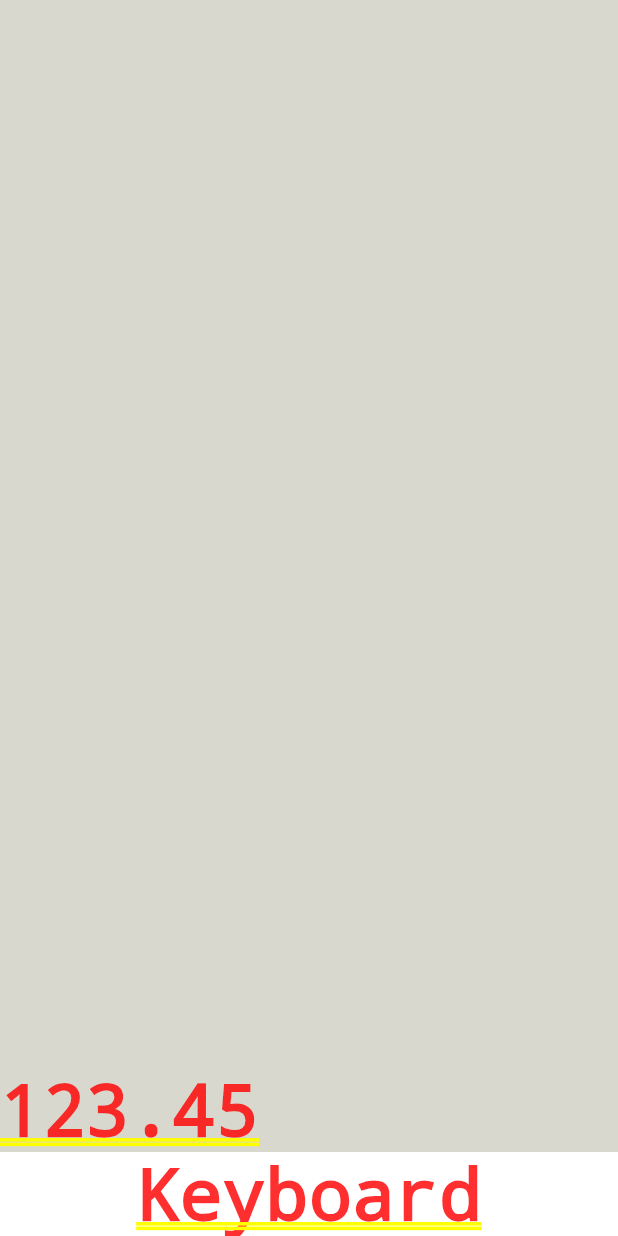
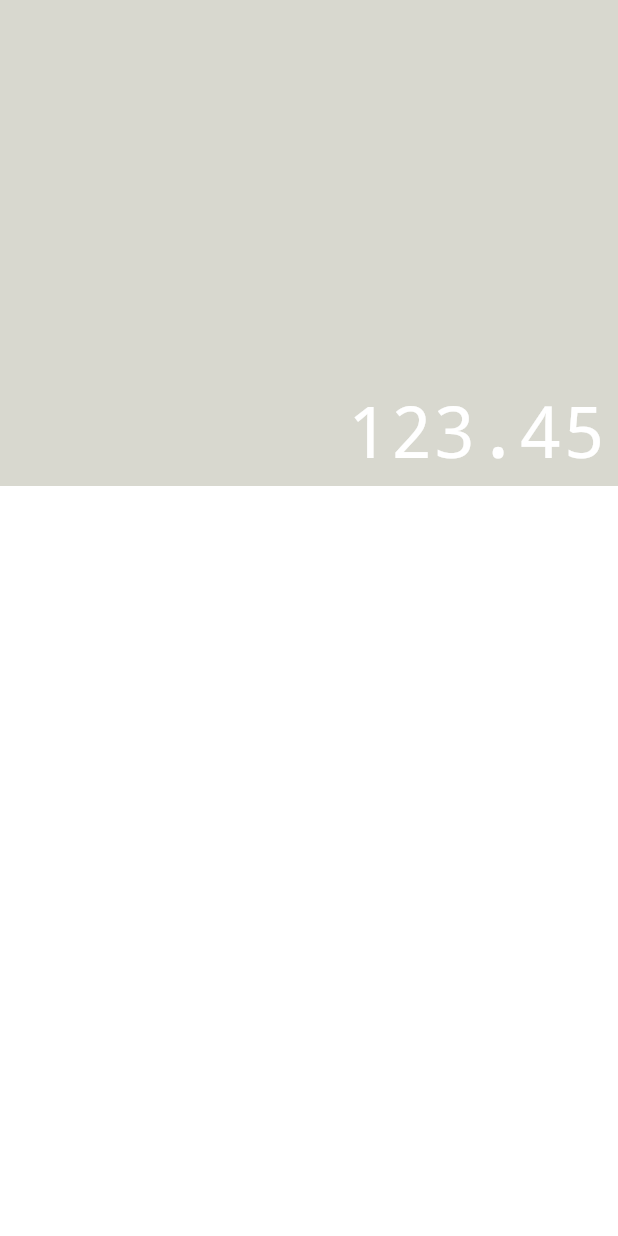
Before and after one commit to Eduardo-Alves-de-Sousa/Calculator_dart, a Flutter app: the screen it shows after launch, on a phone screen of 412 x 824 dp. Run offline on Flutter 3.47's test engine with Material 3 defaults, Android fonts, the phone set to English and light mode, and no system bars; drawn by our look-alikes of auto_size_text.

Commit message:
Adicionando: classe para os números

```diff
--- a/lib/components/display.dart
+++ b/lib/components/display.dart
@@ -1,4 +1,5 @@
 import 'package:flutter/material.dart';
+import 'package:auto_size_text/auto_size_text.dart';
 
 class Display extends StatelessWidget {
 
@@ -16,7 +17,21 @@ class Display extends StatelessWidget {
           mainAxisAlignment: MainAxisAlignment.end,
           crossAxisAlignment: CrossAxisAlignment.stretch,
           children: [
-            Text(text),
+            Padding(
+              padding: const EdgeInsets.all(8.0),
+              child: AutoSizeText(
+                text,
+                minFontSize: 20,
+                maxFontSize: 80,
+                maxLines: 1,
+                textAlign: TextAlign.end,
+                style: const TextStyle(
+                  fontWeight: FontWeight.w100,
+                  decoration: TextDecoration.none,
+                  color: Colors.white
+                ),
+              ),
+            ),
           ],
         ),
       ),
--- /dev/null
+++ b/lib/components/keyboard.dart
@@ -0,0 +1,12 @@
+import 'package:flutter/material.dart';
+
+class Keyboard extends StatelessWidget {
+  const Keyboard({super.key});
+
+  @override
+  Widget build(BuildContext context) {
+    return Container(
+      height: 500,
+    );
+  }
+}
--- /dev/null
+++ b/lib/models/memory.dart
@@ -0,0 +1,3 @@
+class Memory {
+
+}
--- a/lib/screens/calculator.dart
+++ b/lib/screens/calculator.dart
@@ -1,5 +1,6 @@
 import 'package:flutter/material.dart';
 import '../components/display.dart';
+import '../components/keyboard.dart';
 
 class Calculator extends StatelessWidget {
   const Calculator({super.key});
@@ -9,7 +10,7 @@ class Calculator extends StatelessWidget {
       home: Column(
         children: [
           Display(text: '123.45'),
-          Text('Keyboard'),
+          Keyboard(),
         ],
       ),
     );
--- a/pubspec.yaml
+++ b/pubspec.yaml
@@ -30,6 +30,7 @@ environment:
 dependencies:
   flutter:
     sdk: flutter
+  auto_size_text: ^3.0.0
 
 
   # The following adds the Cupertino Icons font to your application.
```
Also changed, not shown: pubspec.lock.
